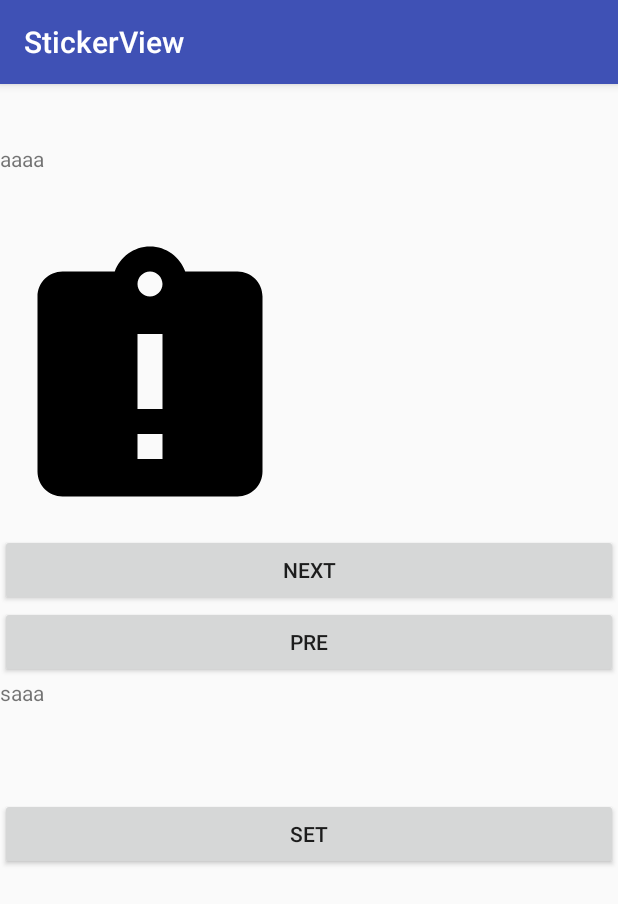
After one commit to chenzan/StickerView, an Android app: the SwitcherAndFlipActivity screen opened directly, with no data from a screen before it, on a phone screen of 412 x 824 dp. The commit adds this screen. Shown: the top 904 px of the screen. Run offline under Robolectric (Android 15) with nearby library versions, the phone set to English and light mode, and no system bars.

Commit message:
add Switcher use

```diff
--- a/app/src/main/AndroidManifest.xml
+++ b/app/src/main/AndroidManifest.xml
@@ -15,6 +15,7 @@
                 <category android:name="android.intent.category.LAUNCHER" />
             </intent-filter>
         </activity>
+        <activity android:name=".flipper.SwitcherAndFlipActivity" />
     </application>
 
 </manifest>
--- a/app/src/main/java/com/chzan/sticker/MainActivity.java
+++ b/app/src/main/java/com/chzan/sticker/MainActivity.java
@@ -1,9 +1,13 @@
 package com.chzan.sticker;
 
+import android.content.Intent;
 import android.graphics.Bitmap;
 import android.graphics.BitmapFactory;
+import android.os.Bundle;
 import android.support.v7.app.AppCompatActivity;
-import android.os.Bundle;
+import android.view.View;
+
+import com.chzan.sticker.flipper.SwitcherAndFlipActivity;
 
 public class MainActivity extends AppCompatActivity {
 
@@ -22,4 +26,7 @@ public class MainActivity extends AppCompatActivity {
         stickerView.addSticker(bitmap2);
     }
 
+    public void next(View view) {
+        startActivity(new Intent(this, SwitcherAndFlipActivity.class));
+    }
 }
--- /dev/null
+++ b/app/src/main/java/com/chzan/sticker/flipper/SwitcherAndFlipActivity.java
@@ -0,0 +1,80 @@
+package com.chzan.sticker.flipper;
+
+import android.os.Bundle;
+import android.support.annotation.Nullable;
+import android.support.v7.app.AppCompatActivity;
+import android.view.View;
+import android.view.animation.Animation;
+import android.view.animation.AnimationUtils;
+import android.widget.ImageSwitcher;
+import android.widget.ImageView;
+import android.widget.TextSwitcher;
+import android.widget.TextView;
+import android.widget.ViewSwitcher;
+
+import com.chzan.sticker.R;
+
+import java.util.ArrayList;
+import java.util.List;
+import java.util.Random;
+
+/**
+ * Created by chenzan on 2016/8/17.
+ */
+public class SwitcherAndFlipActivity extends AppCompatActivity {
+    private ImageSwitcher imageSwitcher;
+    private TextSwitcher textSwitcher;
+
+    @Override
+    protected void onCreate(@Nullable Bundle savedInstanceState) {
+        super.onCreate(savedInstanceState);
+        setContentView(R.layout.activity_switcher_flip);
+        imageSwitcher = (ImageSwitcher) findViewById(R.id.image_switcher);
+        textSwitcher = (TextSwitcher) findViewById(R.id.text_switcher);
+        VerticalMarqueeView marqueeView = (VerticalMarqueeView) findViewById(R.id.marquee_view);
+        List<String> lists = new ArrayList<>();
+        lists.add("aaaa");
+        lists.add("bbbb");
+        lists.add("cccc");
+        lists.add("dddd");
+        lists.add("eeee");
+        marqueeView.setViews(lists);
+
+        Animation verticalMarqueeIn = AnimationUtils.loadAnimation(this, R.anim.vertical_marquee_in);
+        Animation verticalMarqueeOut = AnimationUtils.loadAnimation(this, R.anim.vertical_marquee_out);
+        imageSwitcher.setInAnimation(verticalMarqueeIn);
+        imageSwitcher.setOutAnimation(verticalMarqueeOut);
+        imageSwitcher.setFactory(new ViewSwitcher.ViewFactory() {
+            @Override
+            public View makeView() {
+                ImageView iv = new ImageView(imageSwitcher.getContext());
+                iv.setLayoutParams(new ImageSwitcher.LayoutParams(300, 300));
+                return iv;
+            }
+        });
+        imageSwitcher.setImageDrawable(getResources().getDrawable(R.drawable.ic_assignment_late_black_24dp));
+
+        textSwitcher.setInAnimation(verticalMarqueeIn);
+        textSwitcher.setInAnimation(verticalMarqueeOut);
+        textSwitcher.setFactory(new ViewSwitcher.ViewFactory() {
+            @Override
+            public View makeView() {
+                TextView textView = new TextView(SwitcherAndFlipActivity.this);
+                return textView;
+            }
+        });
+        textSwitcher.setText("saaa");
+    }
+
+    public void next(View view) {
+        imageSwitcher.setImageDrawable(getResources().getDrawable(R.mipmap.ic_launcher));
+    }
+
+    public void pre(View view) {
+        imageSwitcher.setImageDrawable(getResources().getDrawable(R.drawable.ic_assignment_late_black_24dp));
+    }
+
+    public void set(View view) {
+        textSwitcher.setText("sss" + new Random().nextInt());
+    }
+}
--- /dev/null
+++ b/app/src/main/java/com/chzan/sticker/flipper/VerticalMarqueeView.java
@@ -0,0 +1,60 @@
+package com.chzan.sticker.flipper;
+
+import android.content.Context;
+import android.util.AttributeSet;
+import android.view.LayoutInflater;
+import android.view.View;
+import android.view.animation.Animation;
+import android.view.animation.AnimationUtils;
+import android.widget.TextView;
+import android.widget.ViewFlipper;
+
+import com.chzan.sticker.R;
+
+import java.util.List;
+
+/**
+ * Created by chenzan on 2016/8/16.
+ */
+public class VerticalMarqueeView extends ViewFlipper {
+    private Context context;
+
+    private int interval = 2000;
+    private LayoutInflater layoutInflater;
+
+    public VerticalMarqueeView(Context context) {
+        this(context, null);
+    }
+
+    public VerticalMarqueeView(Context context, AttributeSet attrs) {
+        super(context, attrs);
+        init(context);
+    }
+
+    private void init(Context context) {
+        this.context = context;
+        layoutInflater = LayoutInflater.from(context);
+        Animation verticalMarqueeIn = AnimationUtils.loadAnimation(context, R.anim.vertical_marquee_in);
+
+        Animation verticalMarqueeOut = AnimationUtils.loadAnimation(context, R.anim.vertical_marquee_out);
+
+        setInAnimation(verticalMarqueeIn);
+        setOutAnimation(verticalMarqueeOut);
+
+        setFlipInterval(interval);
+    }
+
+    public void setViews(List<String> lists) {
+        if (lists == null || lists.size() == 0) {
+            return;
+        }
+        removeAllViews();
+        for (int i = 0; i < lists.size(); i++) {
+            View view = layoutInflater.inflate(R.layout.item_flip, this, false);
+            TextView textView = (TextView) view.findViewById(R.id.tv);
+            textView.setText(lists.get(i));
+            addView(view);
+        }
+        startFlipping();
+    }
+}
--- /dev/null
+++ b/app/src/main/res/anim/vertical_marquee_in.xml
@@ -0,0 +1,7 @@
+<?xml version="1.0" encoding="utf-8"?>
+<set xmlns:android="http://schemas.android.com/apk/res/android">
+    <translate
+        android:duration="300"
+        android:fromYDelta="100%p"
+        android:toYDelta="0" />
+</set>
--- /dev/null
+++ b/app/src/main/res/anim/vertical_marquee_out.xml
@@ -0,0 +1,7 @@
+<?xml version="1.0" encoding="utf-8"?>
+<set xmlns:android="http://schemas.android.com/apk/res/android">
+    <translate
+        android:duration="300"
+        android:fromYDelta="0"
+        android:toYDelta="-100%p" />
+</set>
--- /dev/null
+++ b/app/src/main/res/drawable/ic_assignment_late_black_24dp.xml
@@ -0,0 +1,9 @@
+<vector xmlns:android="http://schemas.android.com/apk/res/android"
+        android:width="24dp"
+        android:height="24dp"
+        android:viewportWidth="24.0"
+        android:viewportHeight="24.0">
+    <path
+        android:fillColor="#FF000000"
+        android:pathData="M19,3h-4.18C14.4,1.84 13.3,1 12,1c-1.3,0 -2.4,0.84 -2.82,2L5,3c-1.1,0 -2,0.9 -2,2v14c0,1.1 0.9,2 2,2h14c1.1,0 2,-0.9 2,-2L21,5c0,-1.1 -0.9,-2 -2,-2zM13,18h-2v-2h2v2zM13,14h-2L11,8h2v6zM12,5c-0.55,0 -1,-0.45 -1,-1s0.45,-1 1,-1 1,0.45 1,1 -0.45,1 -1,1z"/>
+</vector>
--- a/app/src/main/res/layout/activity_main.xml
+++ b/app/src/main/res/layout/activity_main.xml
@@ -1,17 +1,20 @@
 <?xml version="1.0" encoding="utf-8"?>
-<RelativeLayout xmlns:android="http://schemas.android.com/apk/res/android"
+<LinearLayout xmlns:android="http://schemas.android.com/apk/res/android"
     xmlns:tools="http://schemas.android.com/tools"
     android:layout_width="match_parent"
     android:layout_height="match_parent"
-    android:paddingBottom="@dimen/activity_vertical_margin"
-    android:paddingLeft="@dimen/activity_horizontal_margin"
-    android:paddingRight="@dimen/activity_horizontal_margin"
-    android:paddingTop="@dimen/activity_vertical_margin"
+    android:orientation="vertical"
     tools:context="com.chzan.sticker.MainActivity">
 
     <com.chzan.sticker.StickerView
         android:id="@+id/sticker_view"
         android:layout_width="match_parent"
-        android:layout_height="match_parent"
+        android:layout_height="400dp"
         android:layout_gravity="center" />
-</RelativeLayout>
+
+    <Button
+        android:layout_width="match_parent"
+        android:layout_height="wrap_content"
+        android:onClick="next"
+        android:text="next" />
+</LinearLayout>
--- /dev/null
+++ b/app/src/main/res/layout/activity_switcher_flip.xml
@@ -0,0 +1,41 @@
+<?xml version="1.0" encoding="utf-8"?>
+<LinearLayout xmlns:android="http://schemas.android.com/apk/res/android"
+    android:layout_width="match_parent"
+    android:layout_height="match_parent"
+    android:orientation="vertical">
+
+    <com.chzan.sticker.flipper.VerticalMarqueeView
+        android:id="@+id/marquee_view"
+        android:layout_width="match_parent"
+        android:layout_height="100dp"
+        android:layout_gravity="center"
+        android:gravity="center" />
+
+    <ImageSwitcher
+        android:id="@+id/image_switcher"
+        android:layout_width="match_parent"
+        android:layout_height="200dp" />
+
+    <Button
+        android:layout_width="match_parent"
+        android:layout_height="wrap_content"
+        android:onClick="next"
+        android:text="next" />
+
+    <Button
+        android:layout_width="match_parent"
+        android:layout_height="wrap_content"
+        android:onClick="pre"
+        android:text="pre" />
+
+    <TextSwitcher
+        android:id="@+id/text_switcher"
+        android:layout_width="match_parent"
+        android:layout_height="80dp" />
+
+    <Button
+        android:layout_width="match_parent"
+        android:layout_height="wrap_content"
+        android:onClick="set"
+        android:text="set" />
+</LinearLayout>
--- /dev/null
+++ b/app/src/main/res/layout/item_flip.xml
@@ -0,0 +1,12 @@
+<?xml version="1.0" encoding="utf-8"?>
+<RelativeLayout xmlns:android="http://schemas.android.com/apk/res/android"
+    android:layout_width="match_parent"
+    android:layout_height="match_parent"
+    android:orientation="vertical">
+
+    <TextView
+        android:id="@+id/tv"
+        android:layout_width="match_parent"
+        android:layout_height="wrap_content"
+        android:layout_centerInParent="true" />
+</RelativeLayout>
```
Also changed, not shown: 1 other file.
